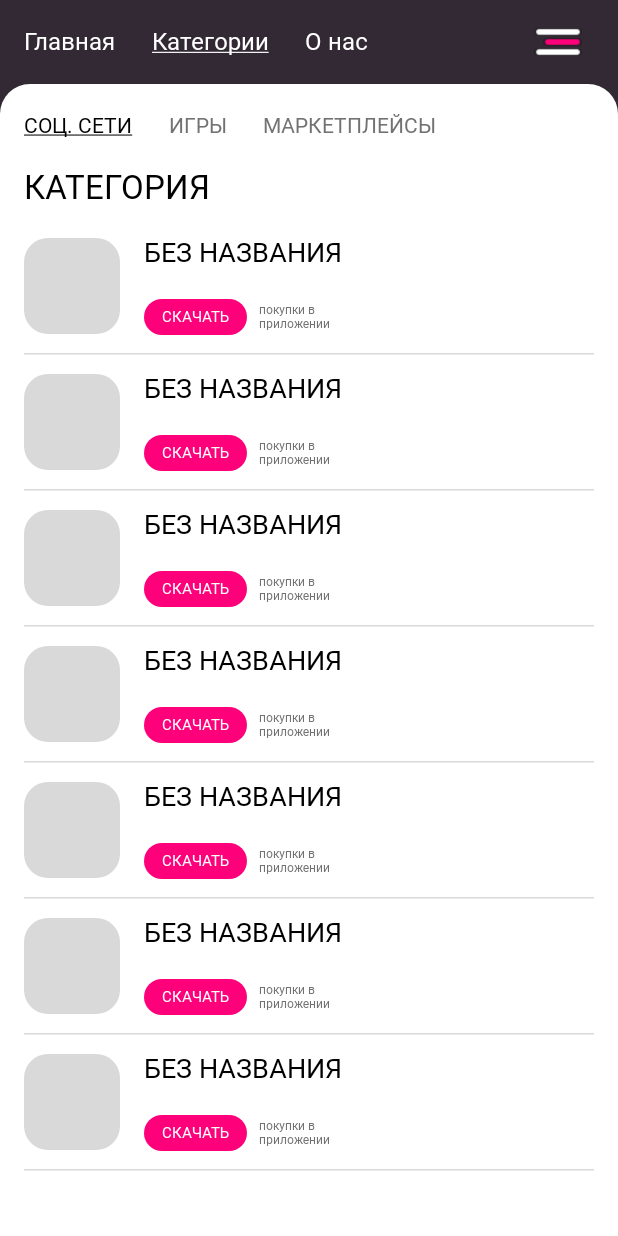
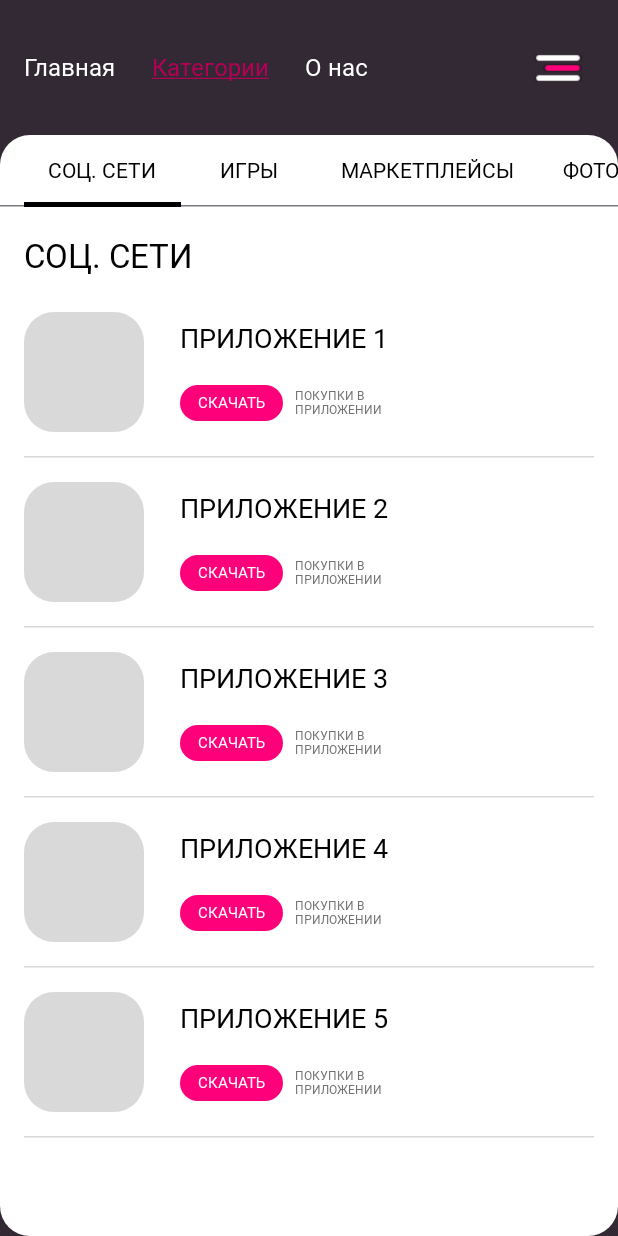
Before and after one commit to p-komissarov/RuStore-MVP, an Android app built with Jetpack Compose: the CategoriesScreen screen opened through its navigation route, on a phone screen of 412 x 824 dp. Run offline under Robolectric (Android 15) with nearby library versions, the phone set to English and light mode, and no system bars; Roboto replaces fonts that are not available here.

Commit message:
Сделал 3.0

```diff
--- a/app/src/main/java/com/p2he/rustore/ui/categories/CategoriesScreen.kt
+++ b/app/src/main/java/com/p2he/rustore/ui/categories/CategoriesScreen.kt
@@ -8,11 +8,16 @@ import androidx.compose.foundation.lazy.LazyColumn
 import androidx.compose.foundation.lazy.items
 import androidx.compose.foundation.shape.RoundedCornerShape
 import androidx.compose.material3.*
+import androidx.compose.material3.TabRowDefaults.tabIndicatorOffset
 import androidx.compose.runtime.Composable
+import androidx.compose.runtime.getValue
+import androidx.compose.runtime.mutableStateOf
 import androidx.compose.runtime.remember
+import androidx.compose.runtime.setValue
 import androidx.compose.ui.Alignment
 import androidx.compose.ui.Modifier
 import androidx.compose.ui.draw.clip
+import androidx.compose.ui.graphics.Color
 import androidx.compose.ui.res.painterResource
 import androidx.compose.ui.text.font.FontWeight
 import androidx.compose.ui.text.style.TextDecoration
@@ -27,19 +32,29 @@ import com.p2he.rustore.ui.theme.*
 @OptIn(ExperimentalMaterial3Api::class)
 @Composable
 fun CategoriesScreen(navController: NavController) {
+    var selectedTabIndex by remember { mutableStateOf(0) }
+    val subCategories = listOf(
+        "СОЦ. СЕТИ", "ИГРЫ", "МАРКЕТПЛЕЙСЫ", "ФОТО И ВИДЕО",
+        "МУЗЫКА И АУДИО", "КНИГИ", "ОБРАЗОВАНИЕ", "ЗДОРОВЬЕ И СПОРТ"
+    )
+
     Scaffold(
         topBar = { CategoriesTopAppBar(navController) },
         containerColor = RuStoreDarkPurpleGray
     ) { paddingValues ->
-        Column(modifier = Modifier.padding(paddingValues)) {
+        Box(modifier = Modifier.padding(paddingValues)) {
             Surface(
                 modifier = Modifier.fillMaxSize(),
-                shape = RoundedCornerShape(topStart = 20.dp, topEnd = 20.dp),
+                shape = RoundedCornerShape(20.dp),
                 color = RuStoreWhite
             ) {
                 Column {
-                    SubCategoryTabs()
-                    CategoryContent(navController = navController)
+                    SubCategoryTabs(
+                        selectedTabIndex = selectedTabIndex,
+                        onTabSelected = { selectedTabIndex = it },
+                        subCategories = subCategories
+                    )
+                    CategoryContent(navController = navController, selectedCategory = subCategories[selectedTabIndex])
                 }
             }
         }
@@ -51,25 +66,24 @@ fun CategoriesTopAppBar(navController: NavController) {
     Row(
         modifier = Modifier
             .fillMaxWidth()
-            .height(56.dp)
+            .height(90.dp)
             .padding(horizontal = 16.dp),
         verticalAlignment = Alignment.CenterVertically,
         horizontalArrangement = Arrangement.SpaceBetween
     ) {
         Row(
-            horizontalArrangement = Arrangement.spacedBy(24.dp),
-            verticalAlignment = Alignment.CenterVertically
+            verticalAlignment = Alignment.CenterVertically,
+            horizontalArrangement = Arrangement.spacedBy(24.dp)
         ) {
             Text(
                 "Главная",
                 color = RuStoreWhite,
                 fontWeight = FontWeight.Normal,
                 modifier = Modifier.clickable { navController.navigate("gallery") })
-            Text("Категории", color = RuStoreWhite, textDecoration = TextDecoration.Underline, fontWeight = FontWeight.Bold)
+            Text("Категории", color = RuStoreDarkPink, textDecoration = TextDecoration.Underline, fontWeight = FontWeight.Bold)
             Text("О нас", color = RuStoreWhite, fontWeight = FontWeight.Normal)
         }
         IconButton(onClick = { /* TODO: Menu click */ }) {
-            // ПРИМЕЧАНИЕ: Иконка флага из макета заменена на иконку меню
             Image(
                 painter = painterResource(id = R.drawable.menu),
                 contentDescription = "Меню",
@@ -80,32 +94,39 @@ fun CategoriesTopAppBar(navController: NavController) {
 }
 
 @Composable
-fun SubCategoryTabs() {
-    Row(
-        modifier = Modifier
-            .fillMaxWidth()
-            .padding(horizontal = 16.dp, vertical = 20.dp),
-        horizontalArrangement = Arrangement.spacedBy(24.dp),
-        verticalAlignment = Alignment.CenterVertically
+fun SubCategoryTabs(selectedTabIndex: Int, onTabSelected: (Int) -> Unit, subCategories: List<String>) {
+    ScrollableTabRow(
+        selectedTabIndex = selectedTabIndex,
+        containerColor = Color.Transparent,
+        contentColor = RuStoreBlack,
+        edgePadding = 16.dp,
+        indicator = { tabPositions ->
+            TabRowDefaults.Indicator(
+                modifier = Modifier.tabIndicatorOffset(tabPositions[selectedTabIndex]),
+                color = RuStoreBlack
+            )
+        }
     ) {
-        Text("СОЦ. СЕТИ", fontWeight = FontWeight.Bold, textDecoration = TextDecoration.Underline, color = RuStoreBlack, fontSize = 14.sp)
-        Text("ИГРЫ", fontWeight = FontWeight.Normal, color = RuStoreGray, fontSize = 14.sp)
-        Text("МАРКЕТПЛЕЙСЫ", fontWeight = FontWeight.Normal, color = RuStoreGray, fontSize = 14.sp)
+        subCategories.forEachIndexed { index, title ->
+            Tab(
+                selected = selectedTabIndex == index,
+                onClick = { onTabSelected(index) },
+                text = { Text(text = title, fontWeight = if (selectedTabIndex == index) FontWeight.Bold else FontWeight.Normal) }
+            )
+        }
     }
 }
 
 @Composable
-fun CategoryContent(navController: NavController) {
-    // ИСПРАВЛЕНО: Добавлены все недостающие параметры в модель
-    val apps = remember {
+fun CategoryContent(navController: NavController, selectedCategory: String) {
+    val apps = remember(selectedCategory) {
+        // Dummy data, in a real app this would be fetched from a repository
         listOf(
-            AppModel("1", "БЕЗ НАЗВАНИЯ", "НЕИЗВЕСТЕН", "", "", "Категория", "", "0+", "", "1.0", "0MB"),
-            AppModel("2", "БЕЗ НАЗВАНИЯ", "НЕИЗВЕСТЕН", "", "", "Категория", "", "0+", "", "1.0", "0MB"),
-            AppModel("3", "БЕЗ НАЗВАНИЯ", "НЕИЗВЕСТЕН", "", "", "Категория", "", "0+", "", "1.0", "0MB"),
-            AppModel("4", "БЕЗ НАЗВАНИЯ", "НЕИЗВЕСТЕН", "", "", "Категория", "", "0+", "", "1.0", "0MB"),
-            AppModel("5", "БЕЗ НАЗВАНИЯ", "НЕИЗВЕСТЕН", "", "", "Категория", "", "0+", "", "1.0", "0MB"),
-            AppModel("6", "БЕЗ НАЗВАНИЯ", "НЕИЗВЕСТЕН", "", "", "Категория", "", "0+", "", "1.0", "0MB"),
-            AppModel("7", "БЕЗ НАЗВАНИЯ", "НЕИЗВЕСТЕН", "", "", "Категория", "", "0+", "", "1.0", "0MB"),
+            AppModel("1", "Приложение 1", "Разработчик A", "", "", selectedCategory, "", "0+", "", "1.0", "50MB"),
+            AppModel("2", "Приложение 2", "Разработчик B", "", "", selectedCategory, "", "0+", "", "1.1", "60MB"),
+            AppModel("3", "Приложение 3", "Разработчик C", "", "", selectedCategory, "", "0+", "", "1.2", "70MB"),
+            AppModel("4", "Приложение 4", "Разработчик D", "", "", selectedCategory, "", "0+", "", "1.3", "80MB"),
+            AppModel("5", "Приложение 5", "Разработчик E", "", "", selectedCategory, "", "0+", "", "1.4", "90MB"),
         )
     }
 
@@ -114,15 +135,15 @@ fun CategoryContent(navController: NavController) {
     ) {
         item {
             Text(
-                text = "КАТЕГОРИЯ",
+                text = selectedCategory,
                 fontSize = 22.sp,
                 fontWeight = FontWeight.ExtraBold,
                 color = RuStoreBlack,
-                modifier = Modifier.padding(bottom = 8.dp)
+                modifier = Modifier.padding(top = 20.dp, bottom = 8.dp)
             )
         }
         items(apps) { app ->
-            CategoryAppListItem(
+            AppListItem(
                 app = app,
                 onAppClick = { navController.navigate("appDetails/${app.id}") }
             )
@@ -131,39 +152,40 @@ fun CategoryContent(navController: NavController) {
 }
 
 @Composable
-fun CategoryAppListItem(app: AppModel, onAppClick: (String) -> Unit) {
+fun AppListItem(app: AppModel, onAppClick: (String) -> Unit) {
     Column(modifier = Modifier.clickable { onAppClick(app.id) }) {
         Row(
-            modifier = Modifier.padding(vertical = 12.dp),
+            modifier = Modifier.padding(vertical = 16.dp),
             verticalAlignment = Alignment.CenterVertically
         ) {
             Box(
                 modifier = Modifier
-                    .size(64.dp)
-                    .clip(RoundedCornerShape(16.dp))
+                    .size(80.dp)
+                    .clip(RoundedCornerShape(20.dp))
                     .background(RuStoreLighterGray)
             )
 
-            Spacer(Modifier.width(16.dp))
+            Spacer(Modifier.width(24.dp))
 
             Column(modifier = Modifier.weight(1f)) {
                 Text(
                     text = app.name.uppercase(),
-                    fontWeight = FontWeight.Bold,
+                    fontWeight = FontWeight.ExtraBold,
                     fontSize = 18.sp,
                     color = RuStoreBlack
                 )
                 Text(
                     text = app.developer,
-                    fontSize = 12.sp,
+                    fontSize = 14.sp,
                     color = RuStoreGray
                 )
-                Spacer(Modifier.height(6.dp))
+                Spacer(Modifier.height(4.dp))
                 Row(verticalAlignment = Alignment.CenterVertically) {
                     Button(
                         onClick = { /* TODO: Download click */ },
                         shape = RoundedCornerShape(50),
                         colors = ButtonDefaults.buttonColors(containerColor = RuStoreBrightPink),
+                        // ИЗМЕНЕНО: Кнопка сделана еще меньше
                         contentPadding = PaddingValues(horizontal = 12.dp, vertical = 0.dp),
                         modifier = Modifier.height(24.dp)
                     ) {
@@ -171,11 +193,10 @@ fun CategoryAppListItem(app: AppModel, onAppClick: (String) -> Unit) {
                     }
                     Spacer(Modifier.width(8.dp))
                     Text(
-                        text = "покупки в \nприложении",
+                        text = "ПОКУПКИ В\nПРИЛОЖЕНИИ",
                         fontSize = 8.sp,
                         lineHeight = 9.sp,
-                        color = RuStoreGray,
-                        fontWeight = FontWeight.SemiBold
+                        color = RuStoreGray
                     )
                 }
             }
--- a/app/src/main/java/com/p2he/rustore/ui/gallery/GalleryScreen.kt
+++ b/app/src/main/java/com/p2he/rustore/ui/gallery/GalleryScreen.kt
@@ -84,7 +84,7 @@ fun GalleryTopAppBar(navController: NavController) {
     Row(
         modifier = Modifier
             .fillMaxWidth()
-            .height(56.dp)
+            .height(90.dp)
             .padding(horizontal = 16.dp),
         verticalAlignment = Alignment.CenterVertically,
         horizontalArrangement = Arrangement.SpaceBetween
@@ -93,7 +93,7 @@ fun GalleryTopAppBar(navController: NavController) {
             horizontalArrangement = Arrangement.spacedBy(24.dp),
             verticalAlignment = Alignment.CenterVertically
         ) {
-            Text("Главная", color = RuStoreWhite, textDecoration = TextDecoration.Underline, fontWeight = FontWeight.Bold)
+            Text("Главная", color = RuStoreDarkPink, textDecoration = TextDecoration.Underline, fontWeight = FontWeight.Bold)
             Text(
                 "Категории",
                 color = RuStoreWhite,
```
